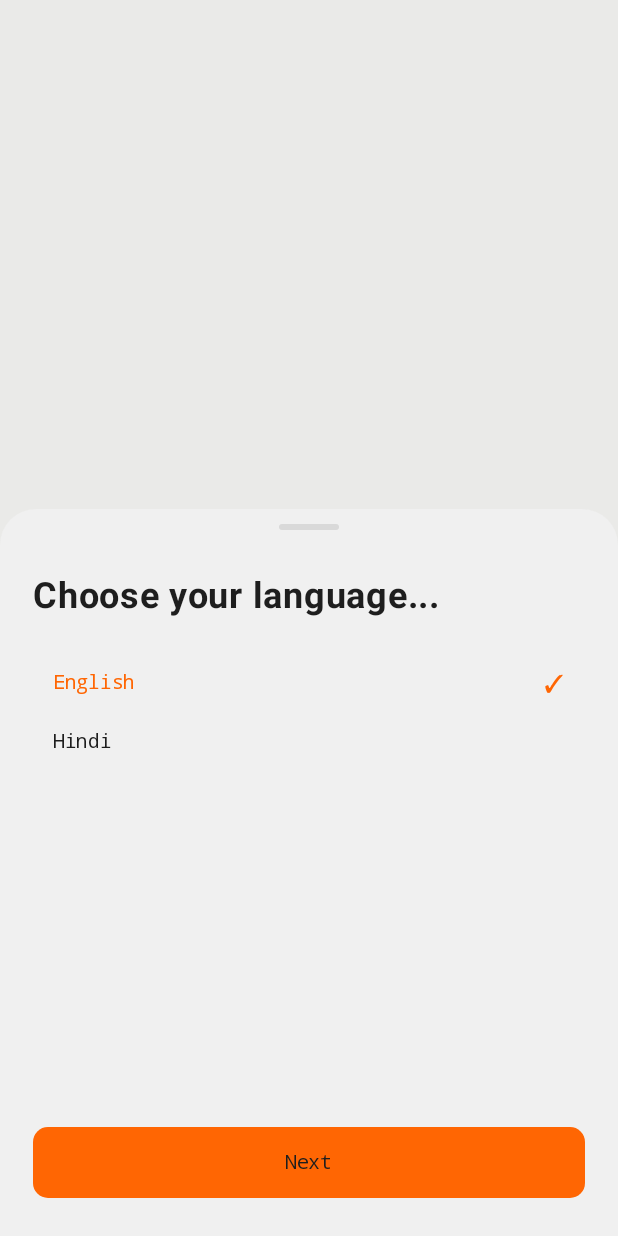
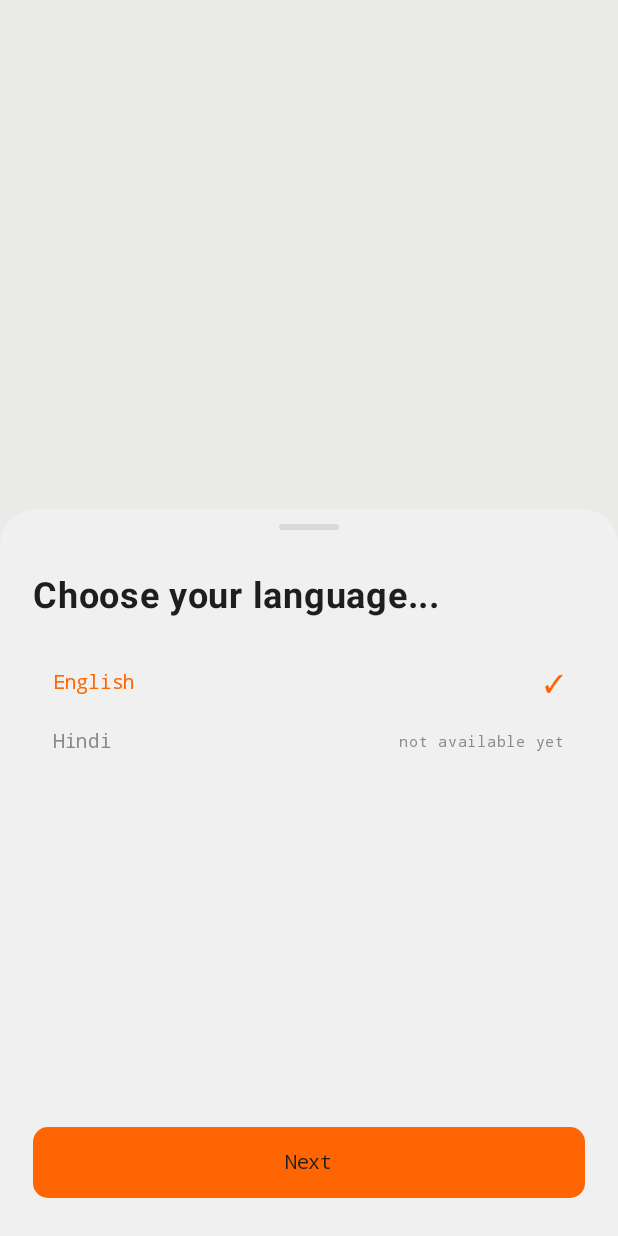
Before and after one commit to abhig1599/music-app, an Android app built with Jetpack Compose: the screen it shows after launch (MainActivity), on a phone screen of 412 x 824 dp. Run offline under Robolectric (Android 15) with nearby library versions, the phone set to English and light mode, and no system bars; 4 statements that could not run were skipped.

Commit message:
Onboarding: Hindi disabled until localization exists; drop unverified free-API claim

```diff
--- a/app/src/main/java/com/abhi/musicapp/ui/screens/OnboardingScreen.kt
+++ b/app/src/main/java/com/abhi/musicapp/ui/screens/OnboardingScreen.kt
@@ -134,14 +134,15 @@ private fun LanguageStep() {
                 modifier = Modifier
                     .fillMaxWidth()
                     .height(39.dp)
-                    .clickable { selected = lang }
+                    .clickable(enabled = lang == "English") { selected = lang }
                     .padding(horizontal = 13.dp),
                 verticalAlignment = Alignment.CenterVertically,
             ) {
                 Text(lang, fontFamily = Mono, fontSize = 13.sp,
-                    color = if (selected == lang) Orangs else InkBlack,
+                    color = if (selected == lang) Orangs else if (lang == "English") InkBlack else GrayText,
                     modifier = Modifier.weight(1f))
                 if (selected == lang) Text("✓", color = Orangs, fontSize = 16.sp)
+                if (lang != "English") Text("not available yet", fontFamily = Mono, fontSize = 10.sp, color = GrayText)
             }
         }
     }
@@ -215,7 +216,7 @@ private fun ReaderStep(onSkip: () -> Unit) {
         SheetTitle("Enable Reader")
         Spacer(Modifier.height(14.dp))
         Text(
-            "Enter your Google Gemini API key to enable the free \"Read Now\" feature.\nYou can get your API key for free from Google AI Studio.",
+            "Enter your Google Gemini API key to enable the \"Read Now\" feature.\nYou can create an API key in Google AI Studio. Pricing and limits are set by Google and not verified here.",
             fontFamily = Mono, fontSize = 10.sp, color = InkBlack, lineHeight = 13.sp,
         )
         Spacer(Modifier.height(14.dp))
```
Also changed, not shown: 1 other file.
